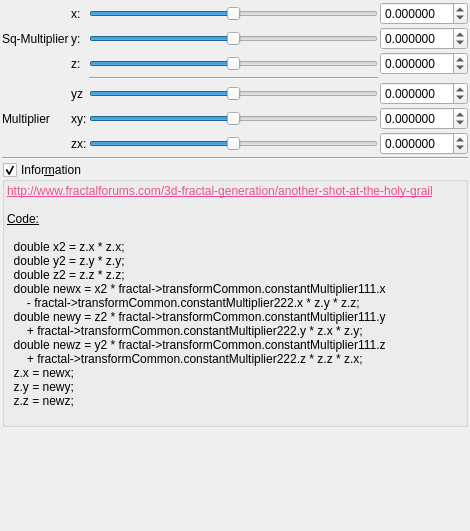
The window that mandelbulber2/qt_data/fractal_quick_dudley_mod.ui (buddhi1980/mandelbulber2) describes before a commit, drawn with Qt 5.
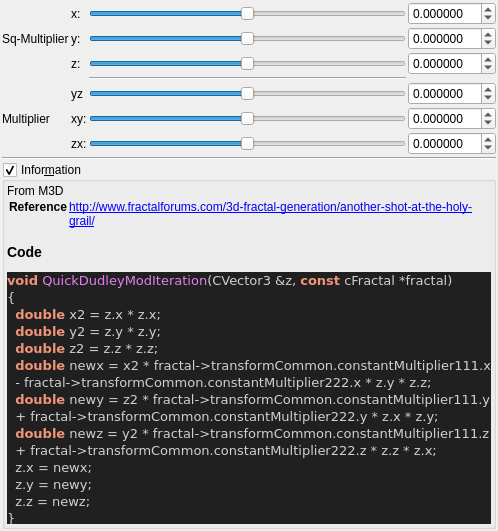
The same window after the commit. Custom widgets are drawn as their Qt base class.

Patch:
```diff
--- a/mandelbulber2/qt_data/fractal_quick_dudley_mod.ui
+++ b/mandelbulber2/qt_data/fractal_quick_dudley_mod.ui
@@ -436,27 +436,37 @@
       <item>
        <widget class="QLabel" name="label_4">
         <property name="text">
-         <string>&lt;!DOCTYPE HTML PUBLIC &quot;-//W3C//DTD HTML 4.0//EN&quot; &quot;http://www.w3.org/TR/REC-html40/strict.dtd&quot;&gt;
-&lt;html&gt;&lt;head&gt;&lt;meta name=&quot;qrichtext&quot; content=&quot;1&quot; /&gt;&lt;style type=&quot;text/css&quot;&gt;
-p, li { white-space: pre-wrap; }
-&lt;/style&gt;&lt;/head&gt;&lt;body&gt;
-&lt;p style=&quot; margin-top:0px; margin-bottom:0px; margin-left:0px; margin-right:0px; -qt-block-indent:0; text-indent:0px;&quot;&gt;&lt;a href=&quot;http://www.fractalforums.com/3d-fractal-generation/another-shot-at-the-holy-grail&quot;&gt;&lt;span style=&quot; text-decoration: underline; color:#e85290;&quot;&gt;http://www.fractalforums.com/3d-fractal-generation/another-shot-at-the-holy-grail&lt;/span&gt;&lt;/a&gt;&lt;/p&gt;
-&lt;p style=&quot;-qt-paragraph-type:empty; margin-top:0px; margin-bottom:0px; margin-left:0px; margin-right:0px; -qt-block-indent:0; text-indent:0px;&quot;&gt;&lt;br /&gt;&lt;/p&gt;
-&lt;p style=&quot; margin-top:0px; margin-bottom:0px; margin-left:0px; margin-right:0px; -qt-block-indent:0; text-indent:0px;&quot;&gt;&lt;span style=&quot; text-decoration: underline;&quot;&gt;Code:&lt;/span&gt;&lt;/p&gt;
-&lt;p style=&quot;-qt-paragraph-type:empty; margin-top:0px; margin-bottom:0px; margin-left:0px; margin-right:0px; -qt-block-indent:0; text-indent:0px; text-decoration: underline;&quot;&gt;&lt;br /&gt;&lt;/p&gt;
-&lt;p style=&quot; margin-top:0px; margin-bottom:0px; margin-left:0px; margin-right:0px; -qt-block-indent:0; text-indent:0px;&quot;&gt;  double x2 = z.x * z.x;&lt;/p&gt;
-&lt;p style=&quot; margin-top:0px; margin-bottom:0px; margin-left:0px; margin-right:0px; -qt-block-indent:0; text-indent:0px;&quot;&gt;  double y2 = z.y * z.y;&lt;/p&gt;
-&lt;p style=&quot; margin-top:0px; margin-bottom:0px; margin-left:0px; margin-right:0px; -qt-block-indent:0; text-indent:0px;&quot;&gt;  double z2 = z.z * z.z;&lt;/p&gt;
-&lt;p style=&quot; margin-top:0px; margin-bottom:0px; margin-left:0px; margin-right:0px; -qt-block-indent:0; text-indent:0px;&quot;&gt;  double newx = x2 * fractal-&amp;gt;transformCommon.constantMultiplier111.x&lt;/p&gt;
-&lt;p style=&quot; margin-top:0px; margin-bottom:0px; margin-left:0px; margin-right:0px; -qt-block-indent:0; text-indent:0px;&quot;&gt;      - fractal-&amp;gt;transformCommon.constantMultiplier222.x * z.y * z.z;&lt;/p&gt;
-&lt;p style=&quot; margin-top:0px; margin-bottom:0px; margin-left:0px; margin-right:0px; -qt-block-indent:0; text-indent:0px;&quot;&gt;  double newy = z2 * fractal-&amp;gt;transformCommon.constantMultiplier111.y&lt;/p&gt;
-&lt;p style=&quot; margin-top:0px; margin-bottom:0px; margin-left:0px; margin-right:0px; -qt-block-indent:0; text-indent:0px;&quot;&gt;      + fractal-&amp;gt;transformCommon.constantMultiplier222.y * z.x * z.y;&lt;/p&gt;
-&lt;p style=&quot; margin-top:0px; margin-bottom:0px; margin-left:0px; margin-right:0px; -qt-block-indent:0; text-indent:0px;&quot;&gt;  double newz = y2 * fractal-&amp;gt;transformCommon.constantMultiplier111.z&lt;/p&gt;
-&lt;p style=&quot; margin-top:0px; margin-bottom:0px; margin-left:0px; margin-right:0px; -qt-block-indent:0; text-indent:0px;&quot;&gt;      + fractal-&amp;gt;transformCommon.constantMultiplier222.z * z.z * z.x;&lt;/p&gt;
-&lt;p style=&quot; margin-top:0px; margin-bottom:0px; margin-left:0px; margin-right:0px; -qt-block-indent:0; text-indent:0px;&quot;&gt;  z.x = newx;&lt;/p&gt;
-&lt;p style=&quot; margin-top:0px; margin-bottom:0px; margin-left:0px; margin-right:0px; -qt-block-indent:0; text-indent:0px;&quot;&gt;  z.y = newy;&lt;/p&gt;
-&lt;p style=&quot; margin-top:0px; margin-bottom:0px; margin-left:0px; margin-right:0px; -qt-block-indent:0; text-indent:0px;&quot;&gt;  z.z = newz;&lt;/p&gt;
-&lt;p style=&quot;-qt-paragraph-type:empty; margin-top:0px; margin-bottom:0px; margin-left:0px; margin-right:0px; -qt-block-indent:0; text-indent:0px;&quot;&gt;&lt;br /&gt;&lt;/p&gt;&lt;/body&gt;&lt;/html&gt;</string>
+         <string>&lt;p&gt;From M3D&lt;/p&gt;&lt;table&gt;
+&lt;tr&gt;&lt;th&gt;Reference&lt;/th&gt;&lt;td&gt;&lt;a href=&quot;http://www.fractalforums.com/3d-fractal-generation/another-shot-at-the-holy-grail/&quot;&gt;http://www.fractalforums.com/3d-fractal-generation/another-shot-at-the-holy-grail/&lt;/a&gt;&lt;/td&gt;&lt;/tr&gt;
+&lt;/table&gt;
+&lt;h3&gt;Code&lt;/h3&gt;
+&lt;!DOCTYPE HTML PUBLIC &quot;-//W3C//DTD HTML 4.0 Transitional//EN&quot;&gt;
+&lt;html&gt;
+&lt;head&gt;
+&lt;meta http-equiv=&quot;content-type&quot; content=&quot;text/html; charset=ISO-8859-1&quot;&gt;
+&lt;title&gt;Source file&lt;/title&gt;
+&lt;/head&gt;
+&lt;body style=&quot;background-color:#202020&quot;&gt;
+&lt;pre style=&quot;color:#d0d0d0; background-color:#202020; font-size:10pt; font-family:'Courier New';&quot;&gt;&lt;span style=&quot;color:#f09479; font-weight:bold&quot;&gt;void&lt;/span&gt; &lt;span style=&quot;color:#e47eed&quot;&gt;QuickDudleyModIteration&lt;/span&gt;&lt;span style=&quot;color:#d0d0d0&quot;&gt;(&lt;/span&gt;CVector3 &lt;span style=&quot;color:#d0d0d0&quot;&gt;&amp;amp;&lt;/span&gt;z&lt;span style=&quot;color:#d0d0d0&quot;&gt;,&lt;/span&gt; &lt;span style=&quot;color:#f09479; font-weight:bold&quot;&gt;const&lt;/span&gt; cFractal &lt;span style=&quot;color:#d0d0d0&quot;&gt;*&lt;/span&gt;fractal&lt;span style=&quot;color:#d0d0d0&quot;&gt;)&lt;/span&gt;
+&lt;span style=&quot;color:#d0d0d0&quot;&gt;{&lt;/span&gt;
+  &lt;span style=&quot;color:#f09479; font-weight:bold&quot;&gt;double&lt;/span&gt; x2 &lt;span style=&quot;color:#d0d0d0&quot;&gt;=&lt;/span&gt; z&lt;span style=&quot;color:#d0d0d0&quot;&gt;.&lt;/span&gt;x &lt;span style=&quot;color:#d0d0d0&quot;&gt;*&lt;/span&gt; z&lt;span style=&quot;color:#d0d0d0&quot;&gt;.&lt;/span&gt;x&lt;span style=&quot;color:#d0d0d0&quot;&gt;;&lt;/span&gt;
+  &lt;span style=&quot;color:#f09479; font-weight:bold&quot;&gt;double&lt;/span&gt; y2 &lt;span style=&quot;color:#d0d0d0&quot;&gt;=&lt;/span&gt; z&lt;span style=&quot;color:#d0d0d0&quot;&gt;.&lt;/span&gt;y &lt;span style=&quot;color:#d0d0d0&quot;&gt;*&lt;/span&gt; z&lt;span style=&quot;color:#d0d0d0&quot;&gt;.&lt;/span&gt;y&lt;span style=&quot;color:#d0d0d0&quot;&gt;;&lt;/span&gt;
+  &lt;span style=&quot;color:#f09479; font-weight:bold&quot;&gt;double&lt;/span&gt; z2 &lt;span style=&quot;color:#d0d0d0&quot;&gt;=&lt;/span&gt; z&lt;span style=&quot;color:#d0d0d0&quot;&gt;.&lt;/span&gt;z &lt;span style=&quot;color:#d0d0d0&quot;&gt;*&lt;/span&gt; z&lt;span style=&quot;color:#d0d0d0&quot;&gt;.&lt;/span&gt;z&lt;span style=&quot;color:#d0d0d0&quot;&gt;;&lt;/span&gt;
+  &lt;span style=&quot;color:#f09479; font-weight:bold&quot;&gt;double&lt;/span&gt; newx &lt;span style=&quot;color:#d0d0d0&quot;&gt;=&lt;/span&gt; x2 &lt;span style=&quot;color:#d0d0d0&quot;&gt;*&lt;/span&gt; fractal&lt;span style=&quot;color:#d0d0d0&quot;&gt;-&amp;gt;&lt;/span&gt;transformCommon&lt;span style=&quot;color:#d0d0d0&quot;&gt;.&lt;/span&gt;constantMultiplier111&lt;span style=&quot;color:#d0d0d0&quot;&gt;.&lt;/span&gt;x
+  &lt;span style=&quot;color:#d0d0d0&quot;&gt;-&lt;/span&gt; fractal&lt;span style=&quot;color:#d0d0d0&quot;&gt;-&amp;gt;&lt;/span&gt;transformCommon&lt;span style=&quot;color:#d0d0d0&quot;&gt;.&lt;/span&gt;constantMultiplier222&lt;span style=&quot;color:#d0d0d0&quot;&gt;.&lt;/span&gt;x &lt;span style=&quot;color:#d0d0d0&quot;&gt;*&lt;/span&gt; z&lt;span style=&quot;color:#d0d0d0&quot;&gt;.&lt;/span&gt;y &lt;span style=&quot;color:#d0d0d0&quot;&gt;*&lt;/span&gt; z&lt;span style=&quot;color:#d0d0d0&quot;&gt;.&lt;/span&gt;z&lt;span style=&quot;color:#d0d0d0&quot;&gt;;&lt;/span&gt;
+  &lt;span style=&quot;color:#f09479; font-weight:bold&quot;&gt;double&lt;/span&gt; newy &lt;span style=&quot;color:#d0d0d0&quot;&gt;=&lt;/span&gt; z2 &lt;span style=&quot;color:#d0d0d0&quot;&gt;*&lt;/span&gt; fractal&lt;span style=&quot;color:#d0d0d0&quot;&gt;-&amp;gt;&lt;/span&gt;transformCommon&lt;span style=&quot;color:#d0d0d0&quot;&gt;.&lt;/span&gt;constantMultiplier111&lt;span style=&quot;color:#d0d0d0&quot;&gt;.&lt;/span&gt;y
+  &lt;span style=&quot;color:#d0d0d0&quot;&gt;+&lt;/span&gt; fractal&lt;span style=&quot;color:#d0d0d0&quot;&gt;-&amp;gt;&lt;/span&gt;transformCommon&lt;span style=&quot;color:#d0d0d0&quot;&gt;.&lt;/span&gt;constantMultiplier222&lt;span style=&quot;color:#d0d0d0&quot;&gt;.&lt;/span&gt;y &lt;span style=&quot;color:#d0d0d0&quot;&gt;*&lt;/span&gt; z&lt;span style=&quot;color:#d0d0d0&quot;&gt;.&lt;/span&gt;x &lt;span style=&quot;color:#d0d0d0&quot;&gt;*&lt;/span&gt; z&lt;span style=&quot;color:#d0d0d0&quot;&gt;.&lt;/span&gt;y&lt;span style=&quot;color:#d0d0d0&quot;&gt;;&lt;/span&gt;
+  &lt;span style=&quot;color:#f09479; font-weight:bold&quot;&gt;double&lt;/span&gt; newz &lt;span style=&quot;color:#d0d0d0&quot;&gt;=&lt;/span&gt; y2 &lt;span style=&quot;color:#d0d0d0&quot;&gt;*&lt;/span&gt; fractal&lt;span style=&quot;color:#d0d0d0&quot;&gt;-&amp;gt;&lt;/span&gt;transformCommon&lt;span style=&quot;color:#d0d0d0&quot;&gt;.&lt;/span&gt;constantMultiplier111&lt;span style=&quot;color:#d0d0d0&quot;&gt;.&lt;/span&gt;z
+  &lt;span style=&quot;color:#d0d0d0&quot;&gt;+&lt;/span&gt; fractal&lt;span style=&quot;color:#d0d0d0&quot;&gt;-&amp;gt;&lt;/span&gt;transformCommon&lt;span style=&quot;color:#d0d0d0&quot;&gt;.&lt;/span&gt;constantMultiplier222&lt;span style=&quot;color:#d0d0d0&quot;&gt;.&lt;/span&gt;z &lt;span style=&quot;color:#d0d0d0&quot;&gt;*&lt;/span&gt; z&lt;span style=&quot;color:#d0d0d0&quot;&gt;.&lt;/span&gt;z &lt;span style=&quot;color:#d0d0d0&quot;&gt;*&lt;/span&gt; z&lt;span style=&quot;color:#d0d0d0&quot;&gt;.&lt;/span&gt;x&lt;span style=&quot;color:#d0d0d0&quot;&gt;;&lt;/span&gt;
+  z&lt;span style=&quot;color:#d0d0d0&quot;&gt;.&lt;/span&gt;x &lt;span style=&quot;color:#d0d0d0&quot;&gt;=&lt;/span&gt; newx&lt;span style=&quot;color:#d0d0d0&quot;&gt;;&lt;/span&gt;
+  z&lt;span style=&quot;color:#d0d0d0&quot;&gt;.&lt;/span&gt;y &lt;span style=&quot;color:#d0d0d0&quot;&gt;=&lt;/span&gt; newy&lt;span style=&quot;color:#d0d0d0&quot;&gt;;&lt;/span&gt;
+  z&lt;span style=&quot;color:#d0d0d0&quot;&gt;.&lt;/span&gt;z &lt;span style=&quot;color:#d0d0d0&quot;&gt;=&lt;/span&gt; newz&lt;span style=&quot;color:#d0d0d0&quot;&gt;;&lt;/span&gt;
+&lt;span style=&quot;color:#d0d0d0&quot;&gt;}&lt;/span&gt;
+&lt;/pre&gt;
+&lt;/body&gt;
+&lt;/html&gt;
+&lt;!--HTML generated by highlight 3.9, http://www.andre-simon.de/--&gt;
+</string>
         </property>
         <property name="wordWrap">
          <bool>true</bool>
```
Left out of the diff: 2 changed lines with no effect on the pictures.
